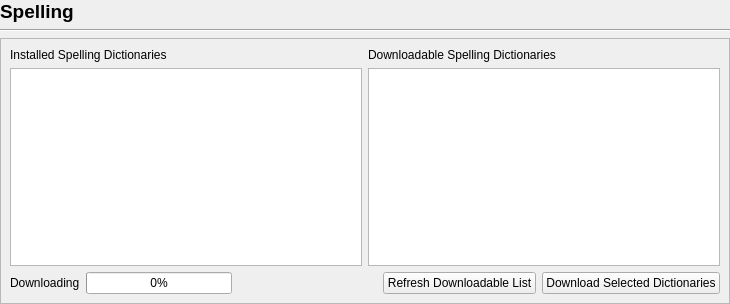
Old version of the form scribus/ui/preferences/prefs_spellingbase.ui in the repository scribusproject/scribus.
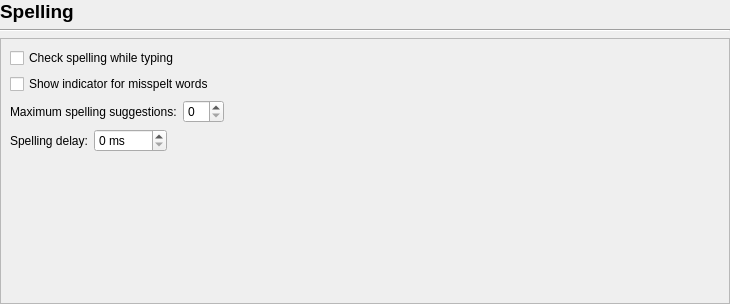
New version of the form.

Commit message: Add in live spelling checking for currently edited frame in separate thread with copy of text content, with misspellt word indicator, preferences and undo

The edit to the form file:
```diff
--- a/scribus/ui/preferences/prefs_spellingbase.ui
+++ b/scribus/ui/preferences/prefs_spellingbase.ui
@@ -54,48 +54,49 @@
        <rect>
         <x>0</x>
         <y>0</y>
-        <width>704</width>
-        <height>236</height>
+        <width>728</width>
+        <height>260</height>
        </rect>
       </property>
-      <layout class="QVBoxLayout" name="verticalLayout_4">
-       <item>
-        <layout class="QHBoxLayout" name="horizontalLayout_2">
-         <item>
           <layout class="QVBoxLayout" name="verticalLayout">
            <item>
-            <widget class="QLabel" name="label_5">
+        <widget class="QCheckBox" name="checkSpellingWhileTypingCheckbox">
              <property name="text">
-              <string>Installed Spelling Dictionaries</string>
+          <string>Check spelling while typing</string>
              </property>
             </widget>
            </item>
            <item>
-            <widget class="QTableWidget" name="dictTableWidget">
-             <attribute name="verticalHeaderVisible">
-              <bool>false</bool>
-             </attribute>
-            </widget>
-           </item>
-          </layout>
-         </item>
+        <widget class="QCheckBox" name="showMisspeltIndicatorCheckBox">
+         <property name="text">
+          <string>Show indicator for misspelt words</string>
+         </property>
+        </widget>
+       </item>
          <item>
-          <layout class="QVBoxLayout" name="verticalLayout_2">
+        <layout class="QHBoxLayout" name="horizontalLayout_3">
            <item>
-            <widget class="QLabel" name="label_6">
+          <widget class="QLabel" name="maxSpellingSuggestionsLabel">
              <property name="text">
-              <string>Downloadable Spelling Dictionaries</string>
+            <string>Maximum spelling suggestions:</string>
              </property>
             </widget>
            </item>
            <item>
-            <widget class="QTableWidget" name="availDictTableWidget">
-             <attribute name="verticalHeaderVisible">
-              <bool>false</bool>
-             </attribute>
-            </widget>
-           </item>
-          </layout>
+          <widget class="QSpinBox" name="maxSpellingSuggestionsSpinBox"/>
+         </item>
+         <item>
+          <spacer name="horizontalSpacer_2">
+           <property name="orientation">
+            <enum>Qt::Orientation::Horizontal</enum>
+           </property>
+           <property name="sizeHint" stdset="0">
+            <size>
+             <width>40</width>
+             <height>20</height>
+            </size>
+           </property>
+          </spacer>
          </item>
         </layout>
        </item>
@@ -104,20 +105,17 @@
          <item>
           <widget class="QLabel" name="dlLabel">
            <property name="text">
-            <string>Downloading</string>
+            <string>Spelling delay:</string>
            </property>
           </widget>
          </item>
          <item>
-          <widget class="QProgressBar" name="downloadProgressBar">
-           <property name="value">
-            <number>0</number>
+          <widget class="QSpinBox" name="spellingDelaySpinBox">
+           <property name="suffix">
+            <string> ms</string>
            </property>
-           <property name="textVisible">
-            <bool>true</bool>
-           </property>
-           <property name="invertedAppearance">
-            <bool>false</bool>
+           <property name="maximum">
+            <number>5000</number>
            </property>
           </widget>
          </item>
@@ -134,22 +132,21 @@
            </property>
           </spacer>
          </item>
-         <item>
-          <widget class="QPushButton" name="availListDownloadButton">
-           <property name="text">
-            <string>Refresh Downloadable List</string>
-           </property>
-          </widget>
-         </item>
-         <item>
-          <widget class="QPushButton" name="spellDownloadButton">
-           <property name="text">
-            <string>Download Selected Dictionaries</string>
-           </property>
-          </widget>
-         </item>
         </layout>
        </item>
+       <item>
+        <spacer name="verticalSpacer">
+         <property name="orientation">
+          <enum>Qt::Orientation::Vertical</enum>
+         </property>
+         <property name="sizeHint" stdset="0">
+          <size>
+           <width>20</width>
+           <height>40</height>
+          </size>
+         </property>
+        </spacer>
+       </item>
       </layout>
      </widget>
     </widget>
```
Left out of the diff: 7 changed lines with no effect on the pictures. Lines whose indentation alone changed are shown as unchanged. The commit also changes 28 other files.
